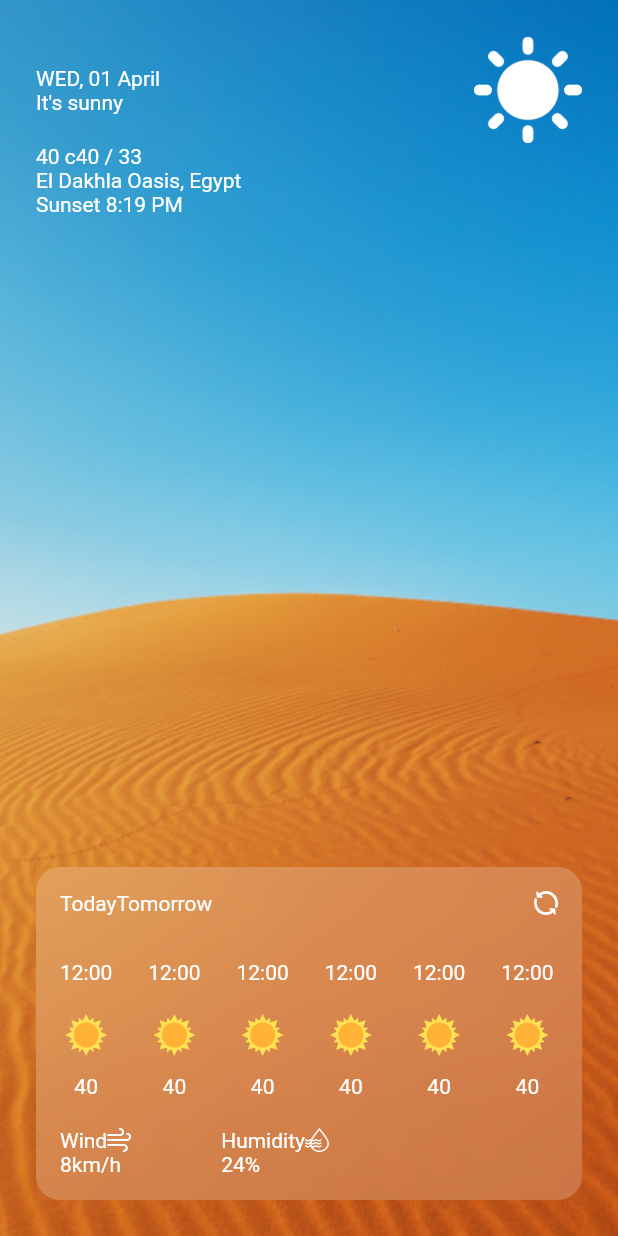
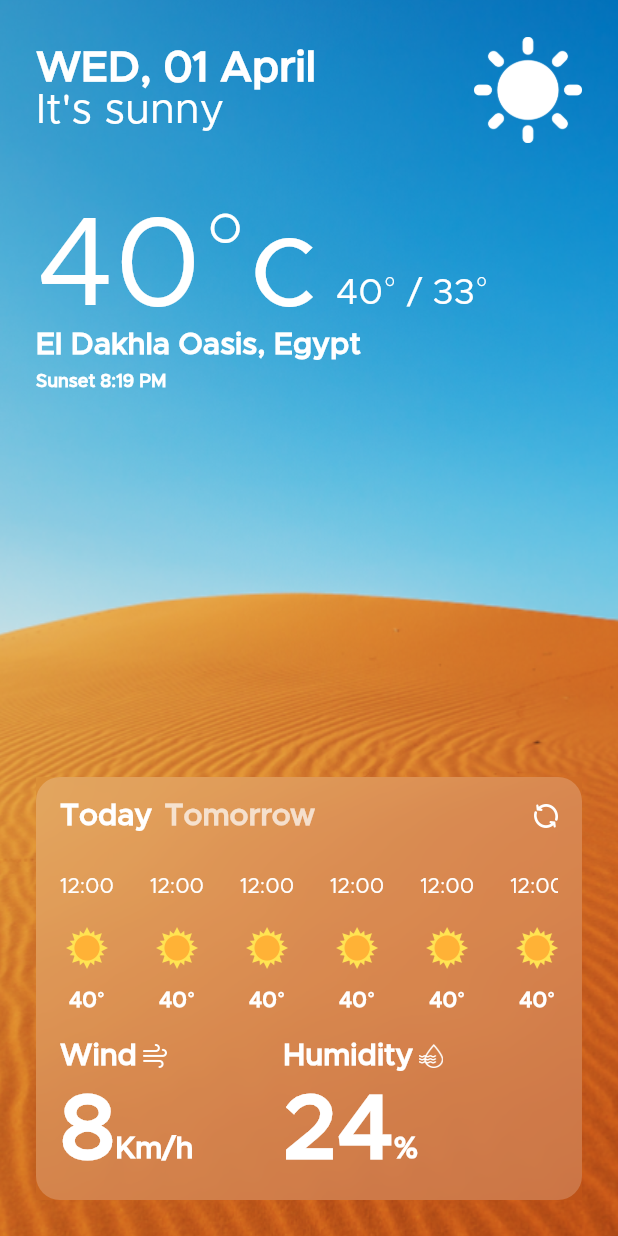
Before and after one commit to kajornsakp/weather_app, a Flutter app: the screen it shows after launch, on a phone screen of 412 x 824 dp. Run offline on Flutter 3.47's test engine with Material 2 defaults, Android fonts, the phone set to English and light mode, and no system bars.

Commit message:
[+] add custom font and textstyle

```diff
--- a/lib/main.dart
+++ b/lib/main.dart
@@ -13,10 +13,12 @@ class MyApp extends StatelessWidget {
     return MaterialApp(
       title: 'Flutter Demo',
       theme: ThemeData(
+          fontFamily: 'Metropolis',
           primarySwatch: Colors.blue,
           textTheme: TextTheme(
               bodyText1: TextStyle(color: Colors.white),
-              bodyText2: TextStyle(color: Colors.white))),
+              bodyText2:
+                  TextStyle(color: Colors.white, fontWeight: FontWeight.bold))),
       home: HomePage(),
     );
   }
@@ -42,8 +44,12 @@ class HomePage extends StatelessWidget {
                       Column(
                         crossAxisAlignment: CrossAxisAlignment.start,
                         children: [
-                          Text("WED, 01 April"),
-                          Text("It's sunny"),
+                          Text("WED, 01 April",
+                              style: TextStyle(
+                                  fontSize: 28, fontWeight: FontWeight.w800)),
+                          Text("It's sunny",
+                              style: TextStyle(
+                                  fontSize: 28, fontWeight: FontWeight.w200)),
                         ],
                       ),
                       Spacer(),
@@ -54,10 +60,24 @@ class HomePage extends StatelessWidget {
                       )
                     ],
                   ),
+                  SizedBox(
+                    height: 40,
+                  ),
                   Row(
+                    crossAxisAlignment: CrossAxisAlignment.baseline,
+                    textBaseline: TextBaseline.alphabetic,
                     children: [
-                      Text("40 c"),
-                      Text("40 / 33"),
+                      Text(
+                        "40°c",
+                        style: TextStyle(
+                            fontSize: 84,
+                            fontWeight: FontWeight.w200,
+                            height: 1),
+                      ),
+                      SizedBox(width: 12),
+                      Text("40° / 33°",
+                          style: TextStyle(
+                              fontSize: 24, fontWeight: FontWeight.w200)),
                     ],
                   ),
                   Row(
@@ -65,8 +85,13 @@ class HomePage extends StatelessWidget {
                       Column(
                         crossAxisAlignment: CrossAxisAlignment.start,
                         children: [
-                          Text("El Dakhla Oasis, Egypt"),
-                          Text("Sunset 8:19 PM"),
+                          Text("El Dakhla Oasis, Egypt",
+                              style: TextStyle(fontSize: 20)),
+                          SizedBox(
+                            height: 8,
+                          ),
+                          Text("Sunset 8:19 PM",
+                              style: TextStyle(fontSize: 12)),
                         ],
                       ),
                     ],
@@ -86,8 +111,15 @@ class HomePage extends StatelessWidget {
                             children: [
                               Row(
                                 children: [
-                                  Text('Today'),
-                                  Text('Tomorrow'),
+                                  Text('Today', style: TextStyle(fontSize: 20)),
+                                  SizedBox(
+                                    width: 8,
+                                  ),
+                                  Text('Tomorrow',
+                                      style: TextStyle(
+                                          fontSize: 20,
+                                          color:
+                                              Colors.white.withOpacity(0.7))),
                                   Spacer(),
                                   Image.asset(
                                     'assets/refresh.png',
@@ -96,124 +128,44 @@ class HomePage extends StatelessWidget {
                                   )
                                 ],
                               ),
-                              SizedBox(height: 30,),
+                              SizedBox(
+                                height: 30,
+                              ),
                               SingleChildScrollView(
                                 scrollDirection: Axis.horizontal,
                                 child: Row(
                                   children: [
-                                    Column(
-                                      children: [
-                                        Text("12:00"),
-                                        SizedBox(height: 20),
-                                        Image.asset(
-                                          'assets/sunny.png',
-                                          width: 28,
-                                          height: 28,
-                                        ),
-                                        SizedBox(height: 12),
-                                        Text("40")
-                                      ],
-                                    ),
+                                    HourlyPrediction(),
                                     SizedBox(
                                       width: 24,
                                     ),
-                                    Column(
-                                      children: [
-                                        Text("12:00"),
-                                        SizedBox(height: 20),
-                                        Image.asset(
-                                          'assets/sunny.png',
-                                          width: 28,
-                                          height: 28,
-                                        ),
-                                        SizedBox(height: 12),
-                                        Text("40")
-                                      ],
-                                    ),
+                                    HourlyPrediction(),
                                     SizedBox(
                                       width: 24,
                                     ),
-                                    Column(
-                                      children: [
-                                        Text("12:00"),
-                                        SizedBox(height: 20),
-                                        Image.asset(
-                                          'assets/sunny.png',
-                                          width: 28,
-                                          height: 28,
-                                        ),
-                                        SizedBox(height: 12),
-                                        Text("40")
-                                      ],
-                                    ),
+                                    HourlyPrediction(),
                                     SizedBox(
                                       width: 24,
                                     ),
-                                    Column(
-                                      children: [
-                                        Text("12:00"),
-                                        SizedBox(height: 20),
-                                        Image.asset(
-                                          'assets/sunny.png',
-                                          width: 28,
-                                          height: 28,
-                                        ),
-                                        SizedBox(height: 12),
-                                        Text("40")
-                                      ],
-                                    ),
+                                    HourlyPrediction(),
                                     SizedBox(
                                       width: 24,
                                     ),
-                                    Column(
-                                      children: [
-                                        Text("12:00"),
-                                        SizedBox(height: 20),
-                                        Image.asset(
-                                          'assets/sunny.png',
-                                          width: 28,
-                                          height: 28,
-                                        ),
-                                        SizedBox(height: 12),
-                                        Text("40")
-                                      ],
-                                    ),
+                                    HourlyPrediction(),
                                     SizedBox(
                                       width: 24,
                                     ),
-                                    Column(
-                                      children: [
-                                        Text("12:00"),
-                                        SizedBox(height: 20),
-                                        Image.asset(
-                                          'assets/sunny.png',
-                                          width: 28,
-                                          height: 28,
-                                        ),
-                                        SizedBox(height: 12),
-                                        Text("40")
-                                      ],
-                                    ),
+                                    HourlyPrediction(),
                                     SizedBox(
                                       width: 24,
                                     ),
-                                    Column(
-                                      children: [
-                                        Text("12:00"),
-                                        SizedBox(height: 20),
-                                        Image.asset(
-                                          'assets/sunny.png',
-                                          width: 28,
-                                          height: 28,
-                                        ),
-                                        SizedBox(height: 12),
-                                        Text("40")
-                                      ],
-                                    )
+                                    HourlyPrediction(),
                                   ],
                                 ),
                               ),
-                              SizedBox(height: 20,),
+                              SizedBox(
+                                height: 20,
+                              ),
                               Row(
                                 children: [
                                   Column(
@@ -222,25 +174,77 @@ class HomePage extends StatelessWidget {
                                     children: [
                                       Row(
                                         children: [
-                                          Text("Wind"),
-                                          Image.asset('assets/windy.png', height: 16,)
+                                          Text("Wind",
+                                              style: TextStyle(fontSize: 20)),
+                                          SizedBox(
+                                            width: 4,
+                                          ),
+                                          Image.asset(
+                                            'assets/windy.png',
+                                            height: 16,
+                                            width: 16,
+                                          )
                                         ],
                                       ),
-                                      Text("8km/h")
+                                      SizedBox(
+                                        height: 10,
+                                      ),
+                                      Row(
+                                        crossAxisAlignment:
+                                            CrossAxisAlignment.baseline,
+                                        textBaseline: TextBaseline.alphabetic,
+                                        children: [
+                                          Text(
+                                            "8",
+                                            style: TextStyle(fontSize: 60),
+                                          ),
+                                          Text(
+                                            "Km/h",
+                                            style: TextStyle(fontSize: 20),
+                                          )
+                                        ],
+                                      )
                                     ],
                                   ),
-                                  SizedBox(width: 60,),
+                                  SizedBox(
+                                    width: 60,
+                                  ),
                                   Column(
                                     crossAxisAlignment:
                                         CrossAxisAlignment.start,
                                     children: [
                                       Row(
                                         children: [
-                                          Text("Humidity"),
-                                          Image.asset('assets/humidity.png', height: 16,)
+                                          Text("Humidity",
+                                              style: TextStyle(fontSize: 20)),
+                                          SizedBox(
+                                            width: 4,
+                                          ),
+                                          Image.asset(
+                                            'assets/humidity.png',
+                                            height: 16,
+                                            width: 16,
+                                          )
                                         ],
                                       ),
-                                      Text("24%"),
+                                      SizedBox(
+                                        height: 10,
+                                      ),
+                                      Row(
+                                        crossAxisAlignment:
+                                            CrossAxisAlignment.baseline,
+                                        textBaseline: TextBaseline.alphabetic,
+                                        children: [
+                                          Text(
+                                            "24",
+                                            style: TextStyle(fontSize: 60),
+                                          ),
+                                          Text(
+                                            "%",
+                                            style: TextStyle(fontSize: 20),
+                                          )
+                                        ],
+                                      )
                                     ],
                                   ),
                                 ],
@@ -260,3 +264,29 @@ class HomePage extends StatelessWidget {
     );
   }
 }
+
+class HourlyPrediction extends StatelessWidget {
+  const HourlyPrediction({
+    Key? key,
+  }) : super(key: key);
+
+  @override
+  Widget build(BuildContext context) {
+    return Column(
+      children: [
+        Text(
+          "12:00",
+          style: TextStyle(fontSize: 14, fontWeight: FontWeight.w200),
+        ),
+        SizedBox(height: 20),
+        Image.asset(
+          'assets/sunny.png',
+          width: 28,
+          height: 28,
+        ),
+        SizedBox(height: 12),
+        Text("40°", style: TextStyle(fontSize: 14))
+      ],
+    );
+  }
+}
--- a/pubspec.yaml
+++ b/pubspec.yaml
@@ -68,6 +68,11 @@ flutter:
   # "family" key with the font family name, and a "fonts" key with a
   # list giving the asset and other descriptors for the font. For
   # example:
+  fonts:
+    -  family: Metropolis
+       fonts:
+         - asset: fonts/Metropolis-Regular.otf
+         - asset: fonts/Metropolis-Medium.otf
   # fonts:
   #   - family: Schyler
   #     fonts:
```
Also changed, not shown: fonts/Metropolis-Black.otf (added), fonts/Metropolis-BlackItalic.otf (added), fonts/Metropolis-Bold.otf (added), fonts/Metropolis-BoldItalic.otf (added), fonts/Metropolis-ExtraBold.otf (added), fonts/Metropolis-ExtraBoldItalic.otf (added), fonts/Metropolis-ExtraLight.otf (added), fonts/Metropolis-ExtraLightItalic.otf (added), fonts/Metropolis-Light.otf (added), fonts/Metropolis-LightItalic.otf (added), fonts/Metropolis-Medium.otf (added), fonts/Metropolis-MediumItalic.otf (added), fonts/Metropolis-Regular.otf (added), fonts/Metropolis-RegularItalic.otf (added), 4 more files.
